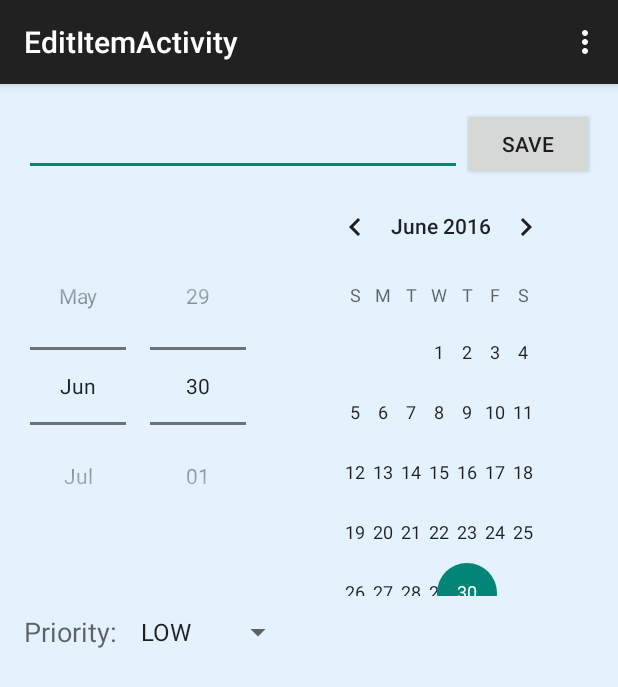
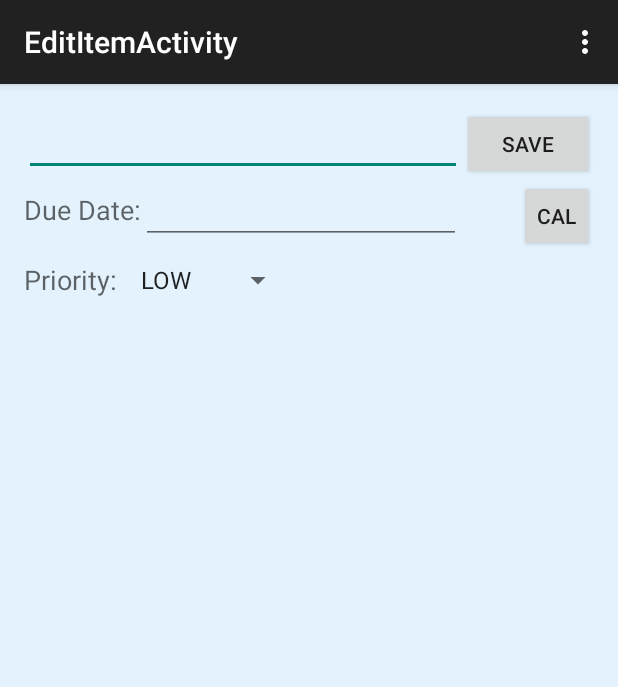
Before and after one commit to willieowens/simpletodo, an Android app: the EditItemActivity screen opened directly, with no data from a screen before it, on a phone screen of 412 x 824 dp. Shown: the top 687 px of the screen. Run offline under Robolectric (Android 15) with nearby library versions, the phone set to English and light mode, and no system bars; 4 statements that could not run were skipped.

Commit message:
Added DialogFragment for due date DatePicker, shown via a button - improves UX and allows no date to be set. You may set the date via the EditText element or via the DatePicker which in turn will set the EditText text.

```diff
--- a/app/src/main/java/com/codepath/simpletodo/EditItemActivity.java
+++ b/app/src/main/java/com/codepath/simpletodo/EditItemActivity.java
@@ -1,5 +1,6 @@
 package com.codepath.simpletodo;
 
+import android.app.DialogFragment;
 import android.content.Context;
 import android.content.Intent;
 import android.support.v7.app.AppCompatActivity;
@@ -28,7 +29,7 @@ public class EditItemActivity extends AppCompatActivity {
     private int itemIndex;
 
     private EditText etEditItem;
-    private DatePicker datePicker;
+    private EditText etDueDate;
     private Spinner spPriority;
 
     @Override
@@ -49,9 +50,10 @@ public class EditItemActivity extends AppCompatActivity {
         etEditItem.setSelection(editText.length());
 
         // TODO: allow user to not choose a date (and make the datepicker look a lot better)
-        datePicker = (DatePicker) findViewById(R.id.datePicker);
+        etDueDate = (EditText) findViewById(R.id.etDueDate);
         String dueDate = item.getDueDate();
-        if (dueDate != null) {
+        etDueDate.setText(dueDate);
+        /*if (dueDate != null) {
             SimpleDateFormat sdf = new SimpleDateFormat(TodoItem.DUE_DATE_FORMAT);
             Date date = new Date();
             try {
@@ -62,7 +64,7 @@ public class EditItemActivity extends AppCompatActivity {
             Calendar cal = Calendar.getInstance();
             cal.setTime(date);
             datePicker.updateDate(cal.get(Calendar.YEAR), cal.get(Calendar.MONTH), cal.get(Calendar.DAY_OF_MONTH));
-        }
+        }*/
 
         spPriority = (Spinner) findViewById(R.id.spinnerPriority);
         ArrayAdapter<TodoItem.Priority> priorityAdapter = new ArrayAdapter<TodoItem.Priority>(
@@ -74,7 +76,7 @@ public class EditItemActivity extends AppCompatActivity {
 
     public void onSaveItem(View v) {
         String itemText = etEditItem.getText().toString();
-        String dueDate = (datePicker.getMonth()+1) + "/" + datePicker.getDayOfMonth() + "/" + datePicker.getYear();
+        String dueDate = etDueDate.getText().toString();
         TodoItem.Priority priority = (TodoItem.Priority) spPriority.getSelectedItem();
 
         item.setText(itemText);
@@ -87,6 +89,12 @@ public class EditItemActivity extends AppCompatActivity {
         setResult(MainActivity.RESULT_OK, result);
 
         finish();
+    }
+
+    public void showDatePickerDialog(View v) {
+        DueDatePickerFragment datePickerFragment = new DueDatePickerFragment();
+        datePickerFragment.setDueDateText(etDueDate);
+        datePickerFragment.show(getFragmentManager(), "dueDatePicker");
     }
 
     @Override
--- a/app/src/main/res/layout/activity_edit_item.xml
+++ b/app/src/main/res/layout/activity_edit_item.xml
@@ -29,21 +29,41 @@
         android:layout_alignParentRight="true"
         android:layout_alignParentEnd="true" />
 
-    <DatePicker
-        android:id="@+id/datePicker"
-        android:datePickerMode="spinner"
+
+    <TextView
         android:layout_width="wrap_content"
         android:layout_height="wrap_content"
+        android:textAppearance="?android:attr/textAppearanceMedium"
+        android:text="Due Date:"
+        android:id="@+id/tvDueDateLabel"
         android:layout_below="@+id/etEditItem"
-        android:layout_centerHorizontal="true" />
+        android:layout_alignTop="@+id/etDueDate"
+        android:layout_alignBottom="@+id/etDueDate"
+        android:gravity="center_vertical"
+        android:layout_alignParentLeft="true"
+        android:layout_alignParentStart="true" />
 
-    <Spinner
-        android:id="@+id/spinnerPriority"
+    <EditText
         android:layout_width="wrap_content"
         android:layout_height="wrap_content"
-        android:layout_below="@+id/datePicker"
-        android:layout_toRightOf="@+id/textView"
-        android:layout_toEndOf="@+id/textView" />
+        android:inputType="date"
+        android:ems="10"
+        android:id="@+id/etDueDate"
+        android:layout_below="@+id/etEditItem"
+        android:layout_toRightOf="@+id/tvDueDateLabel"
+        android:layout_toEndOf="@+id/tvDueDateLabel" />
+
+    <Button
+        style="?android:attr/buttonStyleSmall"
+        android:layout_width="wrap_content"
+        android:layout_height="wrap_content"
+        android:text="CAL"
+        android:id="@+id/btnDatePicker"
+        android:onClick="showDatePickerDialog"
+        android:layout_below="@+id/btnEditItem"
+        android:layout_alignParentRight="true"
+        android:layout_alignParentEnd="true" />
+
 
     <TextView
         android:layout_width="wrap_content"
@@ -57,4 +77,12 @@
         android:layout_alignParentLeft="true"
         android:layout_alignParentStart="true" />
 
+    <Spinner
+        android:id="@+id/spinnerPriority"
+        android:layout_width="wrap_content"
+        android:layout_height="wrap_content"
+        android:layout_below="@+id/tvDueDateLabel"
+        android:layout_toRightOf="@+id/textView"
+        android:layout_toEndOf="@+id/textView" />
+
 </RelativeLayout>
```
Also changed, not shown: app/src/main/java/com/codepath/simpletodo/DueDatePickerFragment.java (added, +41 -0 lines).
